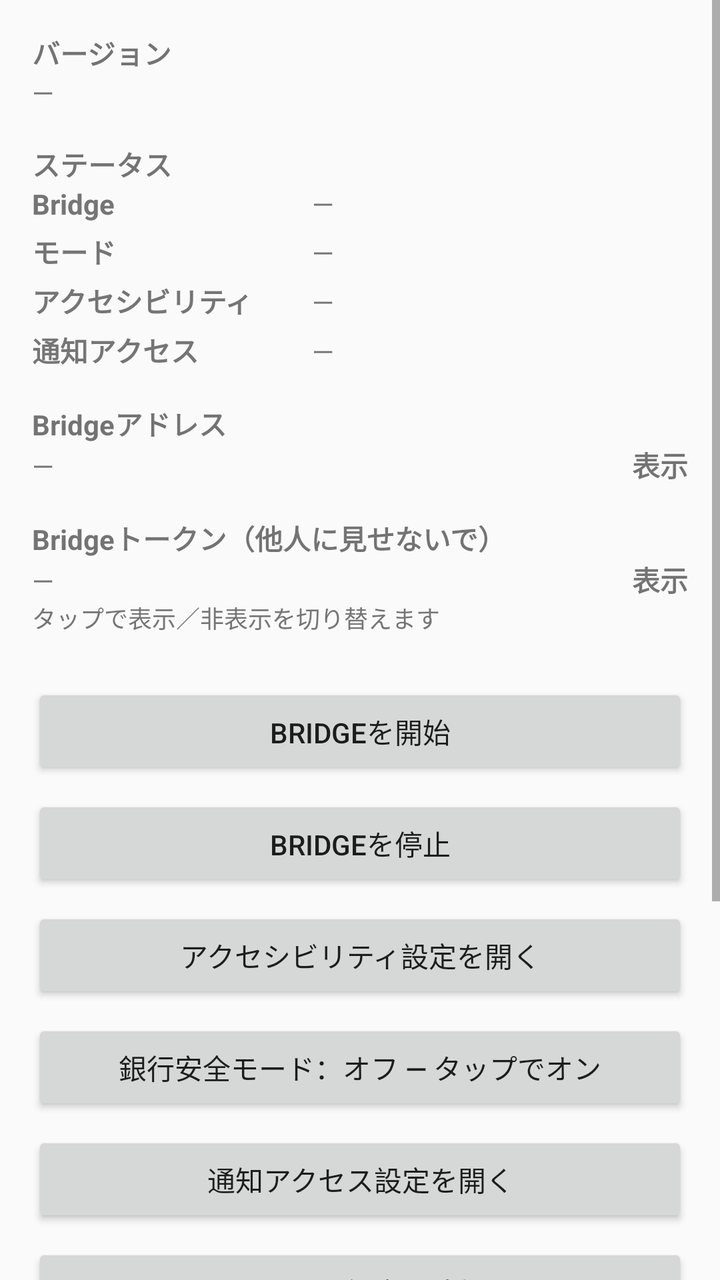
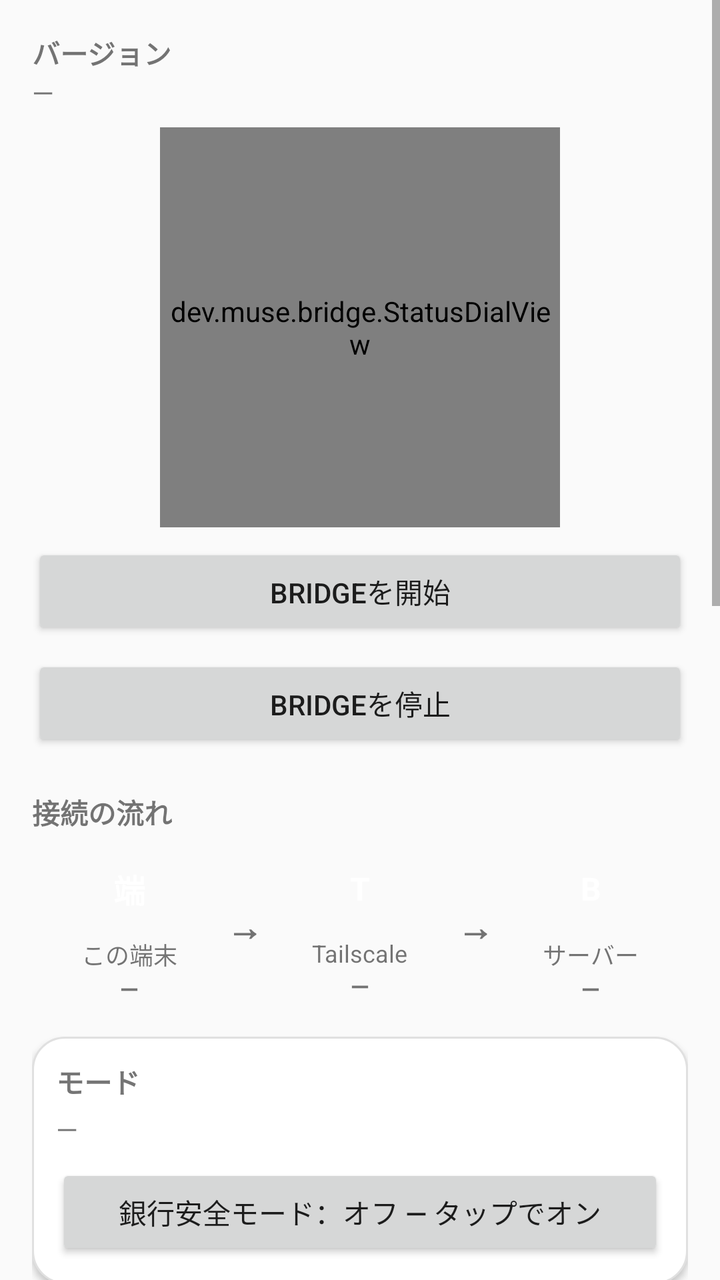

Before-and-after screenshots of an Android layout around one commit, followed by the original layout XML and the change that was made.
<!-- AndroidManifest.xml: application theme android:Theme.Material.Light.NoActionBar -->
<!-- res/layout/activity_main.xml -->
<?xml version="1.0" encoding="utf-8"?>
<ScrollView xmlns:android="http://schemas.android.com/apk/res/android"
    android:layout_width="match_parent"
    android:layout_height="match_parent">

    <LinearLayout
        android:layout_width="match_parent"
        android:layout_height="wrap_content"
        android:orientation="vertical"
        android:padding="16dp">

        <TextView
            android:layout_width="wrap_content"
            android:layout_height="wrap_content"
            android:text="@string/title_version"
            android:textStyle="bold" />
        <TextView
            android:id="@+id/version_text"
            android:layout_width="match_parent"
            android:layout_height="wrap_content"
            android:text="—" />

        <TextView
            android:layout_width="wrap_content"
            android:layout_height="wrap_content"
            android:layout_marginTop="16dp"
            android:text="@string/title_status"
            android:textStyle="bold" />
        <LinearLayout
            android:layout_width="match_parent"
            android:layout_height="wrap_content"
            android:orientation="horizontal">
            <TextView
                android:layout_width="140dp"
                android:layout_height="wrap_content"
                android:text="@string/status_bridge_label"
                android:textColor="@color/status_neutral"
                android:textStyle="bold" />
            <TextView
                android:id="@+id/status_bridge_value"
                android:layout_width="0dp"
                android:layout_height="wrap_content"
                android:layout_weight="1"
                android:text="—" />
        </LinearLayout>
        <LinearLayout
            android:layout_width="match_parent"
            android:layout_height="wrap_content"
            android:layout_marginTop="4dp"
            android:orientation="horizontal">
            <TextView
                android:layout_width="140dp"
                android:layout_height="wrap_content"
                android:text="@string/status_mode_label"
                android:textColor="@color/status_neutral"
                android:textStyle="bold" />
            <TextView
                android:id="@+id/status_mode_value"
                android:layout_width="0dp"
                android:layout_height="wrap_content"
                android:layout_weight="1"
                android:text="—" />
        </LinearLayout>
        <LinearLayout
            android:layout_width="match_parent"
            android:layout_height="wrap_content"
            android:layout_marginTop="4dp"
            android:orientation="horizontal">
            <TextView
                android:layout_width="140dp"
                android:layout_height="wrap_content"
                android:text="@string/status_a11y_label"
                android:textColor="@color/status_neutral"
                android:textStyle="bold" />
            <TextView
                android:id="@+id/status_a11y_value"
                android:layout_width="0dp"
                android:layout_height="wrap_content"
                android:layout_weight="1"
                android:text="—" />
        </LinearLayout>
        <LinearLayout
            android:layout_width="match_parent"
            android:layout_height="wrap_content"
            android:layout_marginTop="4dp"
            android:orientation="horizontal">
            <TextView
                android:layout_width="140dp"
                android:layout_height="wrap_content"
                android:text="@string/status_notif_label"
                android:textColor="@color/status_neutral"
                android:textStyle="bold" />
            <TextView
                android:id="@+id/status_notif_value"
                android:layout_width="0dp"
                android:layout_height="wrap_content"
                android:layout_weight="1"
                android:text="—" />
        </LinearLayout>

        <TextView
            android:layout_width="wrap_content"
            android:layout_height="wrap_content"
            android:layout_marginTop="16dp"
            android:text="@string/title_address"
            android:textStyle="bold" />
        <LinearLayout
            android:layout_width="match_parent"
            android:layout_height="wrap_content"
            android:orientation="horizontal">
            <TextView
                android:id="@+id/address_text"
                android:layout_width="0dp"
                android:layout_height="wrap_content"
                android:layout_weight="1"
                android:text="—"
                android:textIsSelectable="true" />
            <TextView
                android:id="@+id/address_toggle_label"
                android:layout_width="wrap_content"
                android:layout_height="wrap_content"
                android:layout_marginStart="8dp"
                android:text="@string/token_show"
                android:textStyle="bold" />
        </LinearLayout>

        <TextView
            android:layout_width="wrap_content"
            android:layout_height="wrap_content"
            android:layout_marginTop="16dp"
            android:text="@string/title_token"
            android:textStyle="bold" />
        <LinearLayout
            android:layout_width="match_parent"
            android:layout_height="wrap_content"
            android:orientation="horizontal">
            <TextView
                android:id="@+id/token_text"
                android:layout_width="0dp"
                android:layout_height="wrap_content"
                android:layout_weight="1"
                android:text="—"
                android:textIsSelectable="true" />
            <TextView
                android:id="@+id/token_toggle_label"
                android:layout_width="wrap_content"
                android:layout_height="wrap_content"
                android:layout_marginStart="8dp"
                android:text="@string/token_show"
                android:textStyle="bold" />
        </LinearLayout>
        <TextView
            android:layout_width="match_parent"
            android:layout_height="wrap_content"
            android:text="@string/token_toggle_hint"
            android:textColor="@color/status_neutral"
            android:textSize="12sp" />

        <Button
            android:id="@+id/start_button"
            android:layout_width="match_parent"
            android:layout_height="wrap_content"
            android:layout_marginTop="24dp"
            android:minHeight="48dp"
            android:text="@string/btn_start" />
        <Button
            android:id="@+id/stop_button"
            android:layout_width="match_parent"
            android:layout_height="wrap_content"
            android:layout_marginTop="8dp"
            android:minHeight="48dp"
            android:text="@string/btn_stop" />
        <Button
            android:id="@+id/accessibility_button"
            android:layout_width="match_parent"
            android:layout_height="wrap_content"
            android:layout_marginTop="8dp"
            android:minHeight="48dp"
            android:text="@string/btn_accessibility" />
        <Button
            android:id="@+id/mode_button"
            android:layout_width="match_parent"
            android:layout_height="wrap_content"
            android:layout_marginTop="8dp"
            android:minHeight="48dp"
            android:text="@string/btn_mode_minimal" />
        <Button
            android:id="@+id/notification_button"
            android:layout_width="match_parent"
            android:layout_height="wrap_content"
            android:layout_marginTop="8dp"
            android:minHeight="48dp"
            android:text="@string/btn_notification" />
        <Button
            android:id="@+id/add_tile_button"
            android:layout_width="match_parent"
            android:layout_height="wrap_content"
            android:layout_marginTop="8dp"
            android:minHeight="48dp"
            android:text="@string/btn_add_tile" />
        <Button
            android:id="@+id/regenerate_button"
            android:layout_width="match_parent"
            android:layout_height="wrap_content"
            android:layout_marginTop="8dp"
            android:minHeight="48dp"
            android:text="@string/btn_regenerate" />
        <Button
            android:id="@+id/log_button"
            android:layout_width="match_parent"
            android:layout_height="wrap_content"
            android:layout_marginTop="8dp"
            android:minHeight="48dp"
            android:text="@string/btn_log" />

        <TextView
            android:layout_width="match_parent"
            android:layout_height="wrap_content"
            android:layout_marginTop="24dp"
            android:lineSpacingExtra="2dp"
            android:text="@string/hint"
            android:textColor="#424242" />
    </LinearLayout>
</ScrollView>
<!-- resources referenced by this layout -->
<resources>
  <color name="status_neutral">#757575</color>
  <string name="btn_accessibility">アクセシビリティ設定を開く</string>
  <string name="btn_add_tile">クイック設定に追加</string>
  <string name="btn_log">ログを見る</string>
  <string name="btn_mode_minimal">銀行安全モード：オフ — タップでオン</string>
  <string name="btn_notification">通知アクセス設定を開く</string>
  <string name="btn_regenerate">トークンを再発行</string>
  <string name="btn_start">Bridgeを開始</string>
  <string name="btn_stop">Bridgeを停止</string>
  <string name="hint">Bridgeはこの端末内でのみ待ち受けます（Tailscaleアドレスとlocalhost）。すべてのリクエストに上のトークンが必要です。使い終わったらBridgeを停止してください。</string>
  <string name="status_a11y_label">アクセシビリティ</string>
  <string name="status_bridge_label">Bridge</string>
  <string name="status_mode_label">モード</string>
  <string name="status_notif_label">通知アクセス</string>
  <string name="title_address">Bridgeアドレス</string>
  <string name="title_status">ステータス</string>
  <string name="title_token">Bridgeトークン（他人に見せないで）</string>
  <string name="title_version">バージョン</string>
  <string name="token_show">表示</string>
  <string name="token_toggle_hint">タップで表示／非表示を切り替えます</string>
</resources>

<!-- the commit's change to res/layout/activity_main.xml (unified diff, before → after) -->
@@ -20,182 +20,319 @@
             android:layout_height="wrap_content"
             android:text="—" />
 
+        
+        <dev.muse.bridge.StatusDialView
+            android:id="@+id/status_dial"
+            android:layout_width="200dp"
+            android:layout_height="200dp"
+            android:layout_gravity="center_horizontal"
+            android:layout_marginTop="8dp" />
+
+        <Button
+            android:id="@+id/start_button"
+            android:layout_width="match_parent"
+            android:layout_height="wrap_content"
+            android:layout_marginTop="8dp"
+            android:minHeight="48dp"
+            android:text="@string/btn_start" />
+        <Button
+            android:id="@+id/stop_button"
+            android:layout_width="match_parent"
+            android:layout_height="wrap_content"
+            android:layout_marginTop="8dp"
+            android:minHeight="48dp"
+            android:text="@string/btn_stop" />
+
+        
         <TextView
             android:layout_width="wrap_content"
             android:layout_height="wrap_content"
-            android:layout_marginTop="16dp"
-            android:text="@string/title_status"
+            android:layout_marginTop="20dp"
+            android:text="@string/flow_title"
             android:textStyle="bold" />
         <LinearLayout
             android:layout_width="match_parent"
             android:layout_height="wrap_content"
+            android:layout_marginTop="8dp"
             android:orientation="horizontal">
-            <TextView
-                android:layout_width="140dp"
-                android:layout_height="wrap_content"
-                android:text="@string/status_bridge_label"
-                android:textColor="@color/status_neutral"
-                android:textStyle="bold" />
-            <TextView
-                android:id="@+id/status_bridge_value"
+            <LinearLayout
                 android:layout_width="0dp"
                 android:layout_height="wrap_content"
                 android:layout_weight="1"
-                android:text="—" />
+                android:gravity="center_horizontal"
+                android:orientation="vertical">
+                <TextView
+                    android:id="@+id/flow_dot_device"
+                    android:layout_width="40dp"
+                    android:layout_height="40dp"
+                    android:gravity="center"
+                    android:text="端"
+                    android:textColor="#FFFFFF"
+                    android:textSize="16sp"
+                    android:textStyle="bold" />
+                <TextView
+                    android:layout_width="wrap_content"
+                    android:layout_height="wrap_content"
+                    android:layout_marginTop="4dp"
+                    android:text="@string/flow_device"
+                    android:textSize="12sp" />
+                <TextView
+                    android:id="@+id/flow_status_device"
+                    android:layout_width="wrap_content"
+                    android:layout_height="wrap_content"
+                    android:text="—"
+                    android:textSize="12sp"
+                    android:textStyle="bold" />
+            </LinearLayout>
+            <TextView
+                android:layout_width="wrap_content"
+                android:layout_height="wrap_content"
+                android:layout_gravity="center_vertical"
+                android:text="→"
+                android:textSize="18sp"
+                android:textStyle="bold" />
+            <LinearLayout
+                android:layout_width="0dp"
+                android:layout_height="wrap_content"
+                android:layout_weight="1"
+                android:gravity="center_horizontal"
+                android:orientation="vertical">
+                <TextView
+                    android:id="@+id/flow_dot_tailscale"
+                    android:layout_width="40dp"
+                    android:layout_height="40dp"
+                    android:gravity="center"
+                    android:text="T"
+                    android:textColor="#FFFFFF"
+                    android:textSize="16sp"
+                    android:textStyle="bold" />
+                <TextView
+                    android:layout_width="wrap_content"
+                    android:layout_height="wrap_content"
+                    android:layout_marginTop="4dp"
+                    android:text="@string/flow_tailscale"
+                    android:textSize="12sp" />
+                <TextView
+                    android:id="@+id/flow_status_tailscale"
+                    android:layout_width="wrap_content"
+                    android:layout_height="wrap_content"
+                    android:text="—"
+                    android:textSize="12sp"
+                    android:textStyle="bold" />
+            </LinearLayout>
+            <TextView
+                android:layout_width="wrap_content"
+                android:layout_height="wrap_content"
+                android:layout_gravity="center_vertical"
+                android:text="→"
+                android:textSize="18sp"
+                android:textStyle="bold" />
+            <LinearLayout
+                android:layout_width="0dp"
+                android:layout_height="wrap_content"
+                android:layout_weight="1"
+                android:gravity="center_horizontal"
+                android:orientation="vertical">
+                <TextView
+                    android:id="@+id/flow_dot_server"
+                    android:layout_width="40dp"
+                    android:layout_height="40dp"
+                    android:gravity="center"
+                    android:text="B"
+                    android:textColor="#FFFFFF"
+                    android:textSize="16sp"
+                    android:textStyle="bold" />
+                <TextView
+                    android:layout_width="wrap_content"
+                    android:layout_height="wrap_content"
+                    android:layout_marginTop="4dp"
+                    android:text="@string/flow_server"
+                    android:textSize="12sp" />
+                <TextView
+                    android:id="@+id/flow_status_server"
+                    android:layout_width="wrap_content"
+                    android:layout_height="wrap_content"
+                    android:text="—"
+                    android:textSize="12sp"
+                    android:textStyle="bold" />
+            </LinearLayout>
         </LinearLayout>
+
+        
         <LinearLayout
             android:layout_width="match_parent"
             android:layout_height="wrap_content"
-            android:layout_marginTop="4dp"
-            android:orientation="horizontal">
-            <TextView
-                android:layout_width="140dp"
+            android:layout_marginTop="16dp"
+            android:background="@drawable/card_background"
+            android:elevation="2dp"
+            android:orientation="vertical"
+            android:padding="12dp">
+            <TextView
+                android:layout_width="wrap_content"
                 android:layout_height="wrap_content"
                 android:text="@string/status_mode_label"
                 android:textColor="@color/status_neutral"
                 android:textStyle="bold" />
             <TextView
                 android:id="@+id/status_mode_value"
-                android:layout_width="0dp"
-                android:layout_height="wrap_content"
-                android:layout_weight="1"
+                android:layout_width="match_parent"
+                android:layout_height="wrap_content"
+                android:layout_marginTop="4dp"
                 android:text="—" />
+            <Button
+                android:id="@+id/mode_button"
+                android:layout_width="match_parent"
+                android:layout_height="wrap_content"
+                android:layout_marginTop="8dp"
+                android:minHeight="48dp"
+                android:text="@string/btn_mode_minimal" />
         </LinearLayout>
+
+        
         <LinearLayout
             android:layout_width="match_parent"
             android:layout_height="wrap_content"
-            android:layout_marginTop="4dp"
-            android:orientation="horizontal">
-            <TextView
-                android:layout_width="140dp"
-                android:layout_height="wrap_content"
-                android:text="@string/status_a11y_label"
+            android:layout_marginTop="12dp"
+            android:background="@drawable/card_background"
+            android:elevation="2dp"
+            android:orientation="vertical"
+            android:padding="12dp">
+            <TextView
+                android:layout_width="wrap_content"
+                android:layout_height="wrap_content"
+                android:text="@string/card_access"
                 android:textColor="@color/status_neutral"
                 android:textStyle="bold" />
-            <TextView
-                android:id="@+id/status_a11y_value"
-                android:layout_width="0dp"
-                android:layout_height="wrap_content"
-                android:layout_weight="1"
-                android:text="—" />
+            <LinearLayout
+                android:layout_width="match_parent"
+                android:layout_height="wrap_content"
+                android:layout_marginTop="8dp"
+                android:orientation="horizontal">
+                <TextView
+                    android:layout_width="140dp"
+                    android:layout_height="wrap_content"
+                    android:text="@string/status_a11y_label"
+                    android:textColor="@color/status_neutral"
+                    android:textStyle="bold" />
+                <TextView
+                    android:id="@+id/status_a11y_value"
+                    android:layout_width="0dp"
+                    android:layout_height="wrap_content"
+                    android:layout_weight="1"
+                    android:text="—" />
+            </LinearLayout>
+            <Button
+                android:id="@+id/accessibility_button"
+                android:layout_width="match_parent"
+                android:layout_height="wrap_content"
+                android:layout_marginTop="8dp"
+                android:minHeight="48dp"
+                android:text="@string/btn_accessibility" />
+            <LinearLayout
+                android:layout_width="match_parent"
+                android:layout_height="wrap_content"
+                android:layout_marginTop="12dp"
+                android:orientation="horizontal">
+                <TextView
+                    android:layout_width="140dp"
+                    android:layout_height="wrap_content"
+                    android:text="@string/status_notif_label"
+                    android:textColor="@color/status_neutral"
+                    android:textStyle="bold" />
+                <TextView
+                    android:id="@+id/status_notif_value"
+                    android:layout_width="0dp"
+                    android:layout_height="wrap_content"
+                    android:layout_weight="1"
+                    android:text="—" />
+            </LinearLayout>
+            <Button
+                android:id="@+id/notification_button"
+                android:layout_width="match_parent"
+                android:layout_height="wrap_content"
+                android:layout_marginTop="8dp"
+                android:minHeight="48dp"
+                android:text="@string/btn_notification" />
         </LinearLayout>
+
+        
         <LinearLayout
             android:layout_width="match_parent"
             android:layout_height="wrap_content"
-            android:layout_marginTop="4dp"
-            android:orientation="horizontal">
-            <TextView
-                android:layout_width="140dp"
-                android:layout_height="wrap_content"
-                android:text="@string/status_notif_label"
+            android:layout_marginTop="12dp"
+            android:background="@drawable/card_background"
+            android:elevation="2dp"
+            android:orientation="vertical"
+            android:padding="12dp">
+            <TextView
+                android:layout_width="wrap_content"
+                android:layout_height="wrap_content"
+                android:text="@string/card_connection"
                 android:textColor="@color/status_neutral"
                 android:textStyle="bold" />
             <TextView
-                android:id="@+id/status_notif_value"
-                android:layout_width="0dp"
-                android:layout_height="wrap_content"
-                android:layout_weight="1"
-                android:text="—" />
+                android:layout_width="wrap_content"
+                android:layout_height="wrap_content"
+                android:layout_marginTop="8dp"
+                android:text="@string/title_address"
+                android:textStyle="bold" />
+            <LinearLayout
+                android:layout_width="match_parent"
+                android:layout_height="wrap_content"
+                android:orientation="horizontal">
+                <TextView
+                    android:id="@+id/address_text"
+                    android:layout_width="0dp"
+                    android:layout_height="wrap_content"
+                    android:layout_weight="1"
+                    android:text="—"
+                    android:textIsSelectable="true" />
+                <TextView
+                    android:id="@+id/address_toggle_label"
+                    android:layout_width="wrap_content"
+                    android:layout_height="wrap_content"
+                    android:layout_marginStart="8dp"
+                    android:text="@string/token_show"
+                    android:textStyle="bold" />
+            </LinearLayout>
+            <TextView
+                android:layout_width="wrap_content"
+                android:layout_height="wrap_content"
+                android:layout_marginTop="12dp"
+                android:text="@string/title_token"
+                android:textStyle="bold" />
+            <LinearLayout
+                android:layout_width="match_parent"
+                android:layout_height="wrap_content"
+                android:orientation="horizontal">
+                <TextView
+                    android:id="@+id/token_text"
+                    android:layout_width="0dp"
+                    android:layout_height="wrap_content"
+                    android:layout_weight="1"
+                    android:text="—"
+                    android:textIsSelectable="true" />
+                <TextView
+                    android:id="@+id/token_toggle_label"
+                    android:layout_width="wrap_content"
+                    android:layout_height="wrap_content"
+                    android:layout_marginStart="8dp"
+                    android:text="@string/token_show"
+                    android:textStyle="bold" />
+            </LinearLayout>
+            <TextView
+                android:layout_width="match_parent"
+                android:layout_height="wrap_content"
+                android:text="@string/token_toggle_hint"
+                android:textColor="@color/status_neutral"
+                android:textSize="12sp" />
         </LinearLayout>
 
-        <TextView
-            android:layout_width="wrap_content"
+        <Button
+            android:id="@+id/add_tile_button"
+            android:layout_width="match_parent"
             android:layout_height="wrap_content"
             android:layout_marginTop="16dp"
-            android:text="@string/title_address"
-            android:textStyle="bold" />
-        <LinearLayout
-            android:layout_width="match_parent"
-            android:layout_height="wrap_content"
-            android:orientation="horizontal">
-            <TextView
-                android:id="@+id/address_text"
-                android:layout_width="0dp"
-                android:layout_height="wrap_content"
-                android:layout_weight="1"
-                android:text="—"
-                android:textIsSelectable="true" />
-            <TextView
-                android:id="@+id/address_toggle_label"
-                android:layout_width="wrap_content"
-                android:layout_height="wrap_content"
-                android:layout_marginStart="8dp"
-                android:text="@string/token_show"
-                android:textStyle="bold" />
-        </LinearLayout>
-
-        <TextView
-            android:layout_width="wrap_content"
-            android:layout_height="wrap_content"
-            android:layout_marginTop="16dp"
-            android:text="@string/title_token"
-            android:textStyle="bold" />
-        <LinearLayout
-            android:layout_width="match_parent"
-            android:layout_height="wrap_content"
-            android:orientation="horizontal">
-            <TextView
-                android:id="@+id/token_text"
-                android:layout_width="0dp"
-                android:layout_height="wrap_content"
-                android:layout_weight="1"
-                android:text="—"
-                android:textIsSelectable="true" />
-            <TextView
-                android:id="@+id/token_toggle_label"
-                android:layout_width="wrap_content"
-                android:layout_height="wrap_content"
-                android:layout_marginStart="8dp"
-                android:text="@string/token_show"
-                android:textStyle="bold" />
-        </LinearLayout>
-        <TextView
-            android:layout_width="match_parent"
-            android:layout_height="wrap_content"
-            android:text="@string/token_toggle_hint"
-            android:textColor="@color/status_neutral"
-            android:textSize="12sp" />
-
-        <Button
-            android:id="@+id/start_button"
-            android:layout_width="match_parent"
-            android:layout_height="wrap_content"
-            android:layout_marginTop="24dp"
-            android:minHeight="48dp"
-            android:text="@string/btn_start" />
-        <Button
-            android:id="@+id/stop_button"
-            android:layout_width="match_parent"
-            android:layout_height="wrap_content"
-            android:layout_marginTop="8dp"
-            android:minHeight="48dp"
-            android:text="@string/btn_stop" />
-        <Button
-            android:id="@+id/accessibility_button"
-            android:layout_width="match_parent"
-            android:layout_height="wrap_content"
-            android:layout_marginTop="8dp"
-            android:minHeight="48dp"
-            android:text="@string/btn_accessibility" />
-        <Button
-            android:id="@+id/mode_button"
-            android:layout_width="match_parent"
-            android:layout_height="wrap_content"
-            android:layout_marginTop="8dp"
-            android:minHeight="48dp"
-            android:text="@string/btn_mode_minimal" />
-        <Button
-            android:id="@+id/notification_button"
-            android:layout_width="match_parent"
-            android:layout_height="wrap_content"
-            android:layout_marginTop="8dp"
-            android:minHeight="48dp"
-            android:text="@string/btn_notification" />
-        <Button
-            android:id="@+id/add_tile_button"
-            android:layout_width="match_parent"
-            android:layout_height="wrap_content"
-            android:layout_marginTop="8dp"
             android:minHeight="48dp"
             android:text="@string/btn_add_tile" />
         <Button
<!-- resource entries referenced after the edit -->
@@ -1,6 +1,14 @@
 <!-- resources referenced by this layout -->
 <resources>
   <color name="status_neutral">#757575</color>
+  <!-- drawable card_background (drawable) -->
+  <?xml version="1.0" encoding="utf-8"?>
+  <shape xmlns:android="http://schemas.android.com/apk/res/android"
+      android:shape="rectangle">
+      <solid android:color="#FFFFFF" />
+      <corners android:radius="16dp" />
+      <stroke android:width="1dp" android:color="#E0E0E0" />
+  </shape>
   <string name="btn_accessibility">アクセシビリティ設定を開く</string>
   <string name="btn_add_tile">クイック設定に追加</string>
   <string name="btn_log">ログを見る</string>
@@ -9,13 +17,17 @@
   <string name="btn_regenerate">トークンを再発行</string>
   <string name="btn_start">Bridgeを開始</string>
   <string name="btn_stop">Bridgeを停止</string>
+  <string name="card_access">アクセス</string>
+  <string name="card_connection">接続情報</string>
+  <string name="flow_device">この端末</string>
+  <string name="flow_server">サーバー</string>
+  <string name="flow_tailscale">Tailscale</string>
+  <string name="flow_title">接続の流れ</string>
   <string name="hint">Bridgeはこの端末内でのみ待ち受けます（Tailscaleアドレスとlocalhost）。すべてのリクエストに上のトークンが必要です。使い終わったらBridgeを停止してください。</string>
   <string name="status_a11y_label">アクセシビリティ</string>
-  <string name="status_bridge_label">Bridge</string>
   <string name="status_mode_label">モード</string>
   <string name="status_notif_label">通知アクセス</string>
   <string name="title_address">Bridgeアドレス</string>
-  <string name="title_status">ステータス</string>
   <string name="title_token">Bridgeトークン（他人に見せないで）</string>
   <string name="title_version">バージョン</string>
   <string name="token_show">表示</string>
